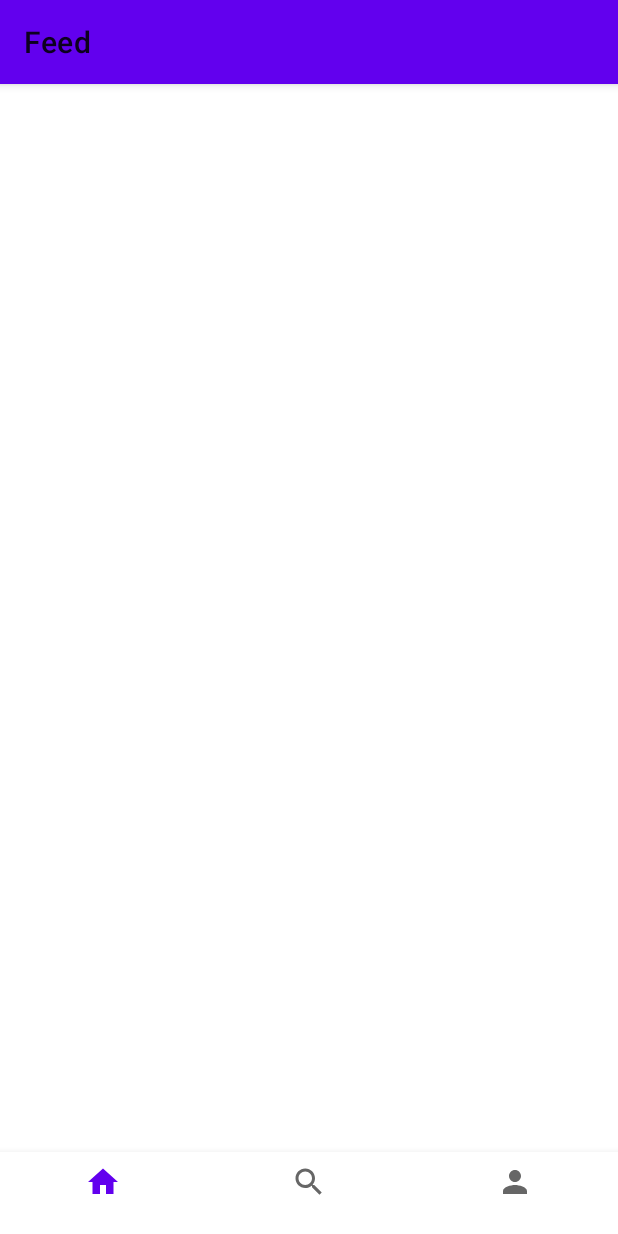
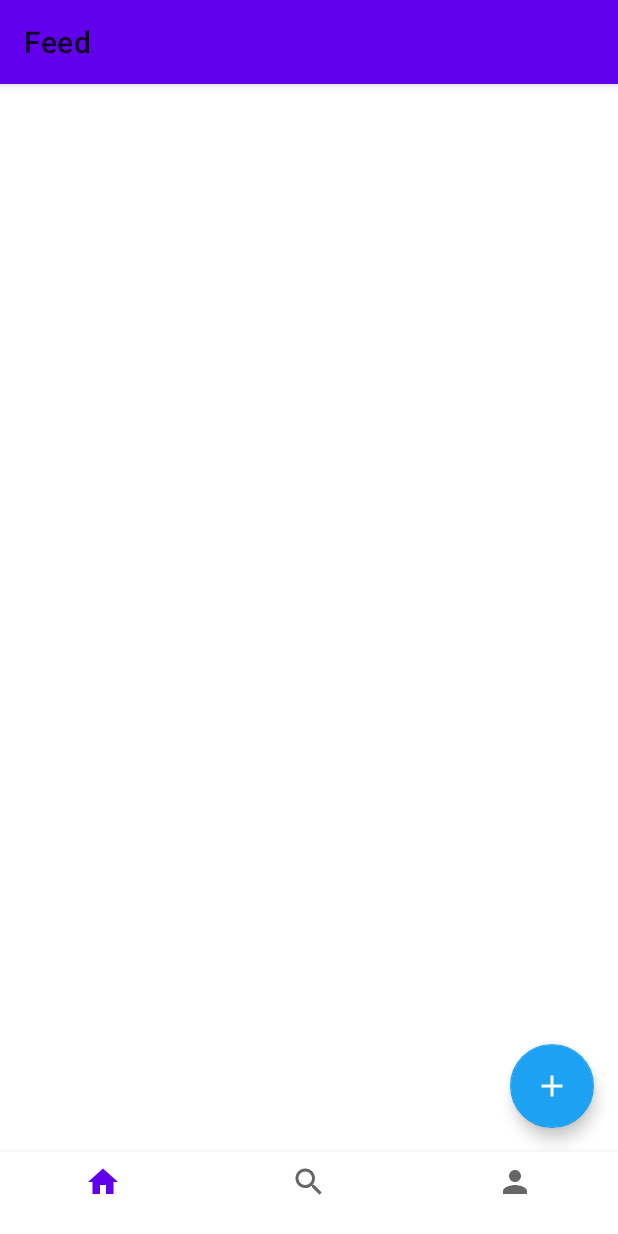
Before and after one commit to kharumax/kotlin-firestore-sample, an Android app: the screen it shows after launch once a user with an empty profile is signed in (MainActivity), on a phone screen of 412 x 824 dp. Run offline under Robolectric (Android 15) with nearby library versions, the phone set to English and light mode, and no system bars; our stand-ins replace Dagger/Hilt's generated code, Firebase (no records; nobody signed in at launch, a user with empty details on screens opened directly), navigation-ui; libraries missing offline, so code that uses them is left out: androidx.hilt.lifecycle; 1 statement that could not run was skipped.

Commit message:
Tweet機能作成

```diff
--- a/app/src/main/java/com/example/firestoresample/data/models/Tweet.kt
+++ b/app/src/main/java/com/example/firestoresample/data/models/Tweet.kt
@@ -14,3 +14,7 @@ data class Tweet(
     val username: String = "",
     val profileImageUrl: String = ""
 )
+
+fun initTweet(user: User,caption: String,id: String): Tweet {
+    return Tweet(id,caption,0, Timestamp(Date()),user.uid,user.fullname,user.username,user.profileImageUrl)
+}
--- a/app/src/main/java/com/example/firestoresample/data/repositories/FeedRepository.kt
+++ b/app/src/main/java/com/example/firestoresample/data/repositories/FeedRepository.kt
@@ -1,5 +1,8 @@
 package com.example.firestoresample.data.repositories
 
+import com.example.firestoresample.data.models.Tweet
+import com.example.firestoresample.data.models.User
+import com.example.firestoresample.data.models.initTweet
 import com.google.android.gms.tasks.Task
 import com.google.firebase.auth.FirebaseAuth
 import com.google.firebase.firestore.FirebaseFirestore
@@ -11,9 +14,46 @@ class FeedRepository @Inject constructor() {
     val mAuth = FirebaseAuth.getInstance()
     private val db = FirebaseFirestore.getInstance()
 
+    interface Callback {
+        fun <T> onSuccess(data: T)
+        fun onFailure(e: Exception)
+    }
+
     suspend fun readTweets(): Task<QuerySnapshot> {
-        val tweetsRef = db.collection("tweets")
+        val tweetsRef = db.collection("tweets").orderBy("timestamp")
         return tweetsRef.get()
     }
 
+    suspend fun readTweets(callback: Callback) {
+        val tweetsRef = db.collection("tweets").orderBy("timestamp")
+        tweetsRef.get()
+            .addOnSuccessListener { documents ->
+                if (!documents.isEmpty) {
+                    val tweets = mutableListOf<Tweet>()
+                    for (document in documents) {
+                        val tweetData = document.toObject(Tweet::class.java)
+                        tweets.add(tweetData)
+                    }
+                    callback.onSuccess(tweets)
+                } else {
+                    callback.onFailure(Exception("No Data Here"))
+                }
+            }
+            .addOnFailureListener {
+                callback.onFailure(it)
+            }
+    }
+
+    suspend fun postTweet(user: User,caption: String,callback: Callback) {
+        val tweetsRef = db.collection("tweets").document()
+        val tweet = initTweet(user,caption,tweetsRef.id)
+        tweetsRef.set(tweet)
+            .addOnSuccessListener {
+                callback.onSuccess(it)
+            }
+            .addOnFailureListener {
+                callback.onFailure(it)
+            }
+    }
+
 }
--- a/app/src/main/java/com/example/firestoresample/ui/activities/MainActivity.kt
+++ b/app/src/main/java/com/example/firestoresample/ui/activities/MainActivity.kt
@@ -24,10 +24,14 @@ class MainActivity : AppCompatActivity() {
         setSupportActionBar(toolbar) // AndroidManifestでNavigationで元々、設定されていたActionBarを無効にして、作成したToolbarを利用する
         navController = findNavController(R.id.navHostHomeFragment)
         navController.addOnDestinationChangedListener { controller, destination, arguments ->
-            toolbar.visibility = if (destination.id == R.id.profileUpdateFragment) View.GONE else View.VISIBLE
+            toolbar.visibility =
+                if (destination.id == R.id.profileUpdateFragment || destination.id == R.id.tweetFragment)
+                    View.GONE
+                else
+                    View.VISIBLE
         }
         val appBarConfiguration = AppBarConfiguration(
-            setOf(R.id.feedFragment,R.id.searchFragment,R.id.profileFragment,R.id.profileUpdateFragment)
+            setOf(R.id.feedFragment,R.id.searchFragment,R.id.profileFragment,R.id.profileUpdateFragment,R.id.tweetFragment)
             // ここのトップレベルで指定すれば、Toolbarの戻るボタンは非表示になる。
         )
 
--- a/app/src/main/java/com/example/firestoresample/ui/fragments/FeedFragment.kt
+++ b/app/src/main/java/com/example/firestoresample/ui/fragments/FeedFragment.kt
@@ -10,6 +10,7 @@ import android.view.ViewGroup
 import androidx.lifecycle.Observer
 import androidx.lifecycle.ViewModelProvider
 import androidx.lifecycle.lifecycleScope
+import androidx.navigation.fragment.findNavController
 import androidx.recyclerview.widget.LinearLayoutManager
 import com.example.firestoresample.R
 import com.example.firestoresample.ui.activities.AuthActivity
@@ -47,7 +48,7 @@ class FeedFragment : Fragment() {
     override fun onCreateView(inflater: LayoutInflater, container: ViewGroup?, savedInstanceState: Bundle?): View? {
         val view = inflater.inflate(R.layout.fragment_feed, container, false)
 
-        setUpRecyclerView(view)
+        setUpView(view)
 
         lifecycleScope.launch {
             readTweets()
@@ -75,11 +76,14 @@ class FeedFragment : Fragment() {
         })
     }
 
-
     /** Helpers */
-    private fun setUpRecyclerView(view: View) {
+    private fun setUpView(view: View) {
         view.feed_recyclerView.adapter = mAdapter // この時点で実行された返り値が返される
         view.feed_recyclerView.layoutManager = LinearLayoutManager(requireContext())
+        view.new_tweet_button.setOnClickListener {
+            val action = FeedFragmentDirections.actionFeedFragmentToTweetFragment(mAuthViewModel.user.value!!)
+            findNavController().navigate(action)
+        }
     }
 
     private fun startAuthActivity() {
--- a/app/src/main/java/com/example/firestoresample/viewmodels/FeedViewModel.kt
+++ b/app/src/main/java/com/example/firestoresample/viewmodels/FeedViewModel.kt
@@ -7,7 +7,9 @@ import androidx.lifecycle.AndroidViewModel
 import androidx.lifecycle.MutableLiveData
 import androidx.lifecycle.viewModelScope
 import com.example.firestoresample.data.models.Tweet
+import com.example.firestoresample.data.models.User
 import com.example.firestoresample.data.repositories.FeedRepository
+import com.example.firestoresample.data.repositories.FeedRepository.Callback
 import com.example.firestoresample.utils.NetworkResult
 import kotlinx.coroutines.launch
 
@@ -16,27 +18,36 @@ class FeedViewModel @ViewModelInject constructor(application: Application): Andr
     /** Properties */
     private val repository = FeedRepository()
     var feedResponse: MutableLiveData<NetworkResult<List<Tweet>>> = MutableLiveData()
+    var caption: MutableLiveData<String> = MutableLiveData("")
 
     /** Helpers  */
     fun readTweets() {
         viewModelScope.launch {
             feedResponse.value = NetworkResult.Loading()
-            repository.readTweets()
-                    .addOnSuccessListener { documents ->
-                        if (!documents.isEmpty) {
-                            val tweets = mutableListOf<Tweet>()
-                            for (document in documents) {
-                                val tweetData = document.toObject(Tweet::class.java)
-                                tweets.add(tweetData)
-                            }
-                            feedResponse.value = NetworkResult.Success(tweets)
-                        } else {
-                            feedResponse.value = NetworkResult.Error("Error: No Data")
-                        }
+            repository.readTweets(object : Callback {
+                override fun <T> onSuccess(data: T) {
+                    feedResponse.value = NetworkResult.Success(data as List<Tweet>)
+                }
+                override fun onFailure(e: Exception) {
+                    feedResponse.value = NetworkResult.Error(e.message)
+                }
+            })
+        }
+    }
+
+    fun postTweet(user: User) {
+        if (!caption.value.isNullOrEmpty()) {
+            viewModelScope.launch {
+                repository.postTweet(user,caption.value!!, object : Callback {
+                    override fun <T> onSuccess(data: T) {
+                        readTweets()
                     }
-                    .addOnFailureListener {
-                        feedResponse.value = NetworkResult.Error("Error: ${it.message.toString()}")
+                    override fun onFailure(e: Exception) {
+                        Log.d("FeedViewModel","Error is ${e.message}")
                     }
+                })
+                caption.value = ""
+            }
         }
     }
 
--- /dev/null
+++ b/app/src/main/res/drawable/ic_add.xml
@@ -0,0 +1,10 @@
+<vector xmlns:android="http://schemas.android.com/apk/res/android"
+    android:width="24dp"
+    android:height="24dp"
+    android:viewportWidth="24"
+    android:viewportHeight="24"
+    android:tint="?attr/colorControlNormal">
+  <path
+      android:fillColor="@android:color/white"
+      android:pathData="M19,13h-6v6h-2v-6H5v-2h6V5h2v6h6v2z"/>
+</vector>
--- /dev/null
+++ b/app/src/main/res/drawable/ic_add_white.xml
@@ -0,0 +1,5 @@
+<vector android:height="24dp" android:tint="#FFFFFF"
+    android:viewportHeight="24" android:viewportWidth="24"
+    android:width="24dp" xmlns:android="http://schemas.android.com/apk/res/android">
+    <path android:fillColor="@android:color/white" android:pathData="M19,13h-6v6h-2v-6H5v-2h6V5h2v6h6v2z"/>
+</vector>
--- a/app/src/main/res/layout/fragment_feed.xml
+++ b/app/src/main/res/layout/fragment_feed.xml
@@ -20,5 +20,16 @@
         app:layout_constraintStart_toStartOf="parent"
         app:layout_constraintTop_toTopOf="parent" />
 
+    <com.google.android.material.floatingactionbutton.FloatingActionButton
+        android:id="@+id/new_tweet_button"
+        android:layout_width="wrap_content"
+        android:layout_height="wrap_content"
+        android:layout_marginEnd="16dp"
+        android:layout_marginBottom="16dp"
+        android:src="@drawable/ic_add"
+        app:tint="@color/white"
+        app:backgroundTint="@color/twitterBlue"
+        app:layout_constraintBottom_toBottomOf="parent"
+        app:layout_constraintEnd_toEndOf="parent" />
 
 </androidx.constraintlayout.widget.ConstraintLayout>
--- a/app/src/main/res/navigation/home_nav.xml
+++ b/app/src/main/res/navigation/home_nav.xml
@@ -9,7 +9,12 @@
         android:id="@+id/feedFragment"
         android:name="com.example.firestoresample.ui.fragments.FeedFragment"
         android:label="Feed"
-        tools:layout="@layout/fragment_feed" />
+        tools:layout="@layout/fragment_feed" >
+        <action
+            android:id="@+id/action_feedFragment_to_tweetFragment"
+            app:destination="@id/tweetFragment"
+            />
+    </fragment>
     <fragment
         android:id="@+id/searchFragment"
         android:name="com.example.firestoresample.ui.fragments.SearchFragment"
@@ -50,5 +55,17 @@
             android:name="user"
             app:argType="com.example.firestoresample.data.models.User" />
     </activity>
+    <fragment
+        android:id="@+id/tweetFragment"
+        android:name="com.example.firestoresample.ui.fragments.TweetFragment"
+        android:label="fragment_tweet"
+        tools:layout="@layout/fragment_tweet" >
+        <action
+            android:id="@+id/action_tweetFragment_to_feedFragment"
+            app:destination="@id/feedFragment" />
+        <argument
+            android:name="user"
+            app:argType="com.example.firestoresample.data.models.User" />
+    </fragment>
 
 </navigation>
--- a/app/src/main/res/values/strings.xml
+++ b/app/src/main/res/values/strings.xml
@@ -16,4 +16,5 @@
     <string name="cancel">キャンセル</string>
     <string name="update">更新する</string>
     <string name="logout">ログアウト</string>
+    <string name="post_tweet">投稿する</string>
 </resources>
```
Also changed, not shown: app/src/main/java/com/example/firestoresample/ui/adapters/bindings/NewTweetBinding.kt (added, +21 -0 lines), app/src/main/java/com/example/firestoresample/ui/fragments/TweetFragment.kt (added, +78 -0 lines), app/src/main/res/anim/nav_up_enter_anim.xml (added, +8 -0 lines), app/src/main/res/anim/nav_up_exit_anim.xml (added, +7 -0 lines), app/src/main/res/anim/nav_up_pop_enter_anim.xml (added, +7 -0 lines), app/src/main/res/anim/nav_up_pop_exit_anim.xml (added, +8 -0 lines), app/src/main/res/drawable/tweet_textview.xml (added, +21 -0 lines), app/src/main/res/layout/fragment_tweet.xml (added, +88 -0 lines), 1 other file.
